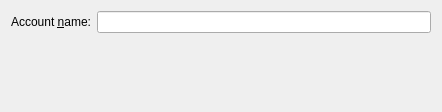
KDE/libkvkontakte, file resource/settingsdialog.ui: the form before one commit.
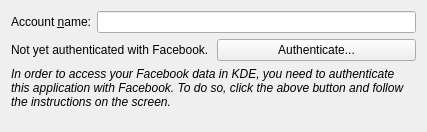
The form after the commit. Custom widgets are drawn as their Qt base class.

Commit message: Add basic authentication to Facebook.

```diff
--- a/resource/settingsdialog.ui
+++ b/resource/settingsdialog.ui
@@ -6,11 +6,11 @@
    <rect>
     <x>0</x>
     <y>0</y>
-    <width>442</width>
-    <height>112</height>
+    <width>427</width>
+    <height>132</height>
    </rect>
   </property>
-  <layout class="QVBoxLayout" name="verticalLayout">
+  <layout class="QVBoxLayout" name="verticalLayout_3">
    <item>
     <layout class="QHBoxLayout" name="horizontalLayout">
      <item>
@@ -38,6 +38,117 @@
      </item>
     </layout>
    </item>
+   <item>
+    <widget class="QStackedWidget" name="authenticationStack">
+     <property name="currentIndex">
+      <number>0</number>
+     </property>
+     <widget class="QWidget" name="notYetAuthenticatedPage">
+      <layout class="QVBoxLayout" name="verticalLayout_2">
+       <property name="margin">
+        <number>0</number>
+       </property>
+       <item>
+        <layout class="QHBoxLayout" name="horizontalLayout_2">
+         <item>
+          <widget class="QLabel" name="label">
+           <property name="text">
+            <string>Not yet authenticated with Facebook.</string>
+           </property>
+          </widget>
+         </item>
+         <item>
+          <widget class="QPushButton" name="authenticateButton">
+           <property name="text">
+            <string>Authenticate...</string>
+           </property>
+          </widget>
+         </item>
+        </layout>
+       </item>
+       <item>
+        <widget class="QLabel" name="label_3">
+         <property name="font">
+          <font>
+           <italic>true</italic>
+          </font>
+         </property>
+         <property name="text">
+          <string>In order to access your Facebook data in KDE, you need to authenticate this application with Facebook. To do so, click the above button and follow the instructions on the screen.</string>
+         </property>
+         <property name="wordWrap">
+          <bool>true</bool>
+         </property>
+        </widget>
+       </item>
+       <item>
+        <spacer name="verticalSpacer_2">
+         <property name="orientation">
+          <enum>Qt::Vertical</enum>
+         </property>
+         <property name="sizeHint" stdset="0">
+          <size>
+           <width>20</width>
+           <height>54</height>
+          </size>
+         </property>
+        </spacer>
+       </item>
+      </layout>
+     </widget>
+     <widget class="QWidget" name="authenticatedPage">
+      <layout class="QVBoxLayout" name="verticalLayout">
+       <property name="margin">
+        <number>0</number>
+       </property>
+       <item>
+        <layout class="QHBoxLayout" name="horizontalLayout_3">
+         <item>
+          <widget class="QLabel" name="authenticationLabel">
+           <property name="text">
+            <string>TextLabel</string>
+           </property>
+          </widget>
+         </item>
+         <item>
+          <widget class="QPushButton" name="resetButton">
+           <property name="text">
+            <string>Reset</string>
+           </property>
+          </widget>
+         </item>
+         <item>
+          <spacer name="horizontalSpacer">
+           <property name="orientation">
+            <enum>Qt::Horizontal</enum>
+           </property>
+           <property name="sizeHint" stdset="0">
+            <size>
+             <width>231</width>
+             <height>20</height>
+            </size>
+           </property>
+          </spacer>
+         </item>
+        </layout>
+       </item>
+       <item>
+        <spacer name="verticalSpacer_3">
+         <property name="orientation">
+          <enum>Qt::Vertical</enum>
+         </property>
+         <property name="sizeHint" stdset="0">
+          <size>
+           <width>20</width>
+           <height>102</height>
+          </size>
+         </property>
+        </spacer>
+       </item>
+      </layout>
+     </widget>
+    </widget>
+   </item>
    <item>
     <spacer name="verticalSpacer">
      <property name="orientation">
```
The commit also changes 8 other files.
